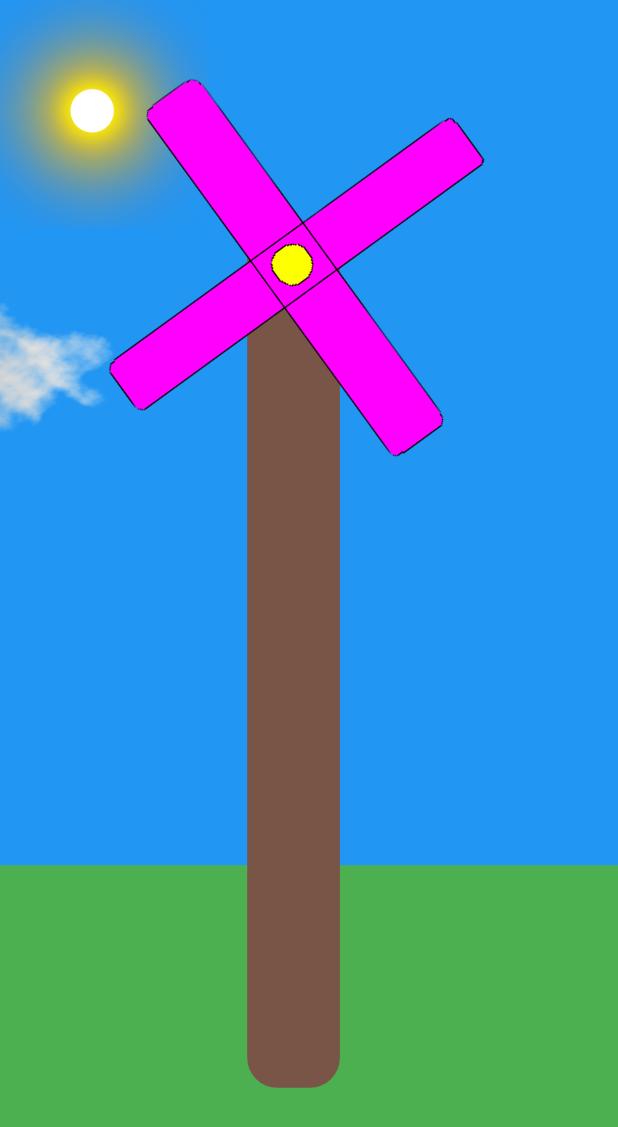
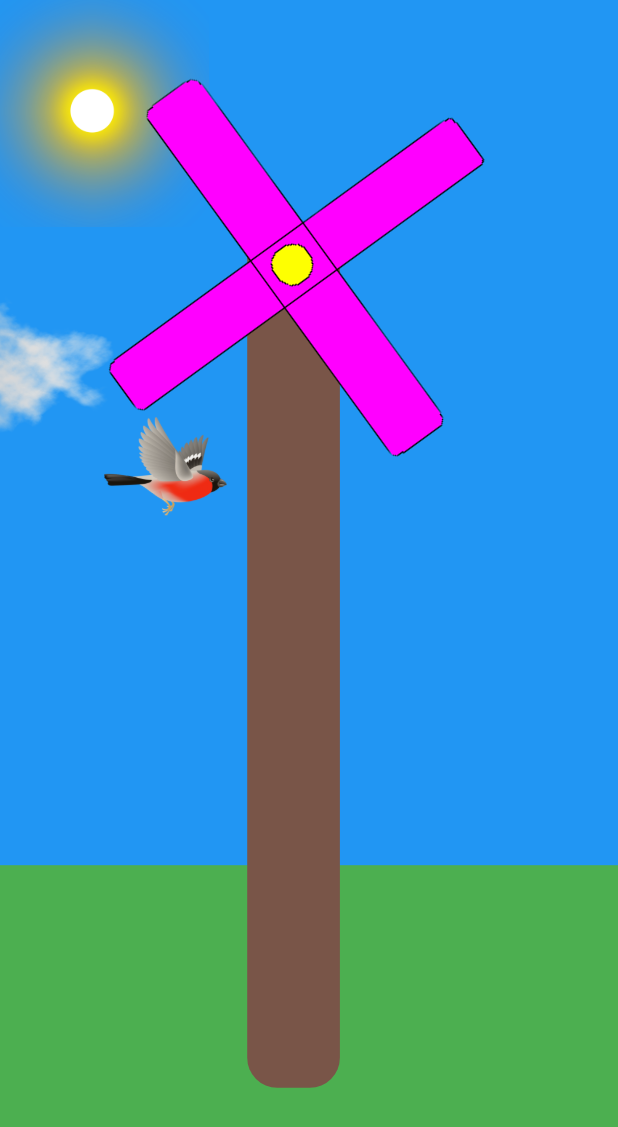
Before and after one commit to hofovea/simple-animation-flutter-app, a Flutter app: the first screen one second after launch, on a phone screen of 412 x 824 dp. Shown: the top 1127 px of the screen. Run offline on Flutter 3.47's test engine with Material 2 defaults, Android fonts, the light colour scheme and no system bars.

Commit message:
added bird with animation

```diff
--- /dev/null
+++ b/lib/screens/home_screen/curves/sine_curve.dart
@@ -0,0 +1,8 @@
+import 'dart:math';
+
+import 'package:flutter/animation.dart';
+
+class SineCurve extends Curve {
+  @override
+  double transform(double t) => sin(t);
+}
--- a/lib/screens/home_screen/home_screen.dart
+++ b/lib/screens/home_screen/home_screen.dart
@@ -1,4 +1,5 @@
 import 'package:flutter/material.dart';
+import 'package:simple_animation_flutter_app/screens/home_screen/widgets/bird.dart';
 import 'package:simple_animation_flutter_app/screens/home_screen/widgets/cloud.dart';
 import 'package:simple_animation_flutter_app/screens/home_screen/widgets/grass.dart';
 import 'package:simple_animation_flutter_app/screens/home_screen/widgets/sun.dart';
@@ -26,6 +27,7 @@ class _HomeScreenState extends State<HomeScreen> {
                 WindmillBase(constraints: constraints),
                 Sun(constraints: constraints),
                 Cloud(constraints: constraints),
+                Bird(constraints: constraints),
                 WindmillCross(constraints: constraints),
               ],
             ),
--- /dev/null
+++ b/lib/screens/home_screen/widgets/bird.dart
@@ -0,0 +1,84 @@
+import 'dart:ui';
+
+import 'package:flutter/material.dart';
+
+class Bird extends StatefulWidget {
+  final BoxConstraints constraints;
+
+  const Bird({Key? key, required this.constraints}) : super(key: key);
+
+  @override
+  State<Bird> createState() => _BirdState();
+}
+
+class _BirdState extends State<Bird> with SingleTickerProviderStateMixin {
+  final birdSizeMultiplier = 0.2;
+  final birdPositionXMultiplier = 0;
+  final birdPositionYMultiplier = 0.45;
+  final birdImagePath = 'assets/images/bird.png';
+  final animationDuration = const Duration(seconds: 4);
+  late final Path _path = drawPath();
+
+  late AnimationController _controller;
+
+  @override
+  void initState() {
+    super.initState();
+    _controller =
+        AnimationController(vsync: this, duration: animationDuration, lowerBound: 0, upperBound: 1)
+          ..addStatusListener(
+            (status) {
+              if (status == AnimationStatus.completed) {
+                _controller.repeat();
+              }
+            },
+          )
+          ..forward();
+  }
+
+  @override
+  void dispose() {
+    _controller.dispose();
+    super.dispose();
+  }
+
+  @override
+  Widget build(BuildContext context) {
+    return Positioned(
+      top: 0,
+      left: 0,
+      child: AnimatedBuilder(
+        animation: _controller,
+        builder: (BuildContext context, Widget? child) {
+          return Transform.translate(
+            offset: calculatePosition(_controller.value),
+            child: child,
+          );
+        },
+        child: Image.asset(
+          birdImagePath,
+          height: widget.constraints.maxWidth * birdSizeMultiplier,
+          width: widget.constraints.maxWidth * birdSizeMultiplier,
+        ),
+      ),
+    );
+  }
+
+  Offset calculatePosition(double value) {
+    PathMetrics pathMetrics = _path.computeMetrics();
+    PathMetric pathMetric = pathMetrics.elementAt(0);
+    value = pathMetric.length * value;
+    Tangent? pos = pathMetric.getTangentForOffset(value);
+    return pos!.position;
+  }
+
+  Path drawPath() {
+    Size size =
+        Size(widget.constraints.maxWidth, widget.constraints.maxHeight * birdPositionYMultiplier);
+    Path path = Path();
+    path.moveTo(0, size.height);
+    path.quadraticBezierTo(size.width / 2, 0, size.width,
+        size.height + widget.constraints.maxWidth * birdSizeMultiplier);
+    return path;
+  }
+}
--- a/lib/screens/home_screen/widgets/cloud.dart
+++ b/lib/screens/home_screen/widgets/cloud.dart
@@ -29,9 +29,7 @@ class _CloudState extends State<Cloud> with SingleTickerProviderStateMixin {
       ..addStatusListener(
         (status) {
           if (status == AnimationStatus.completed) {
-            _controller.reset();
-          } else if (status == AnimationStatus.dismissed) {
-            _controller.forward();
+            _controller.repeat();
           }
         },
       )
```
